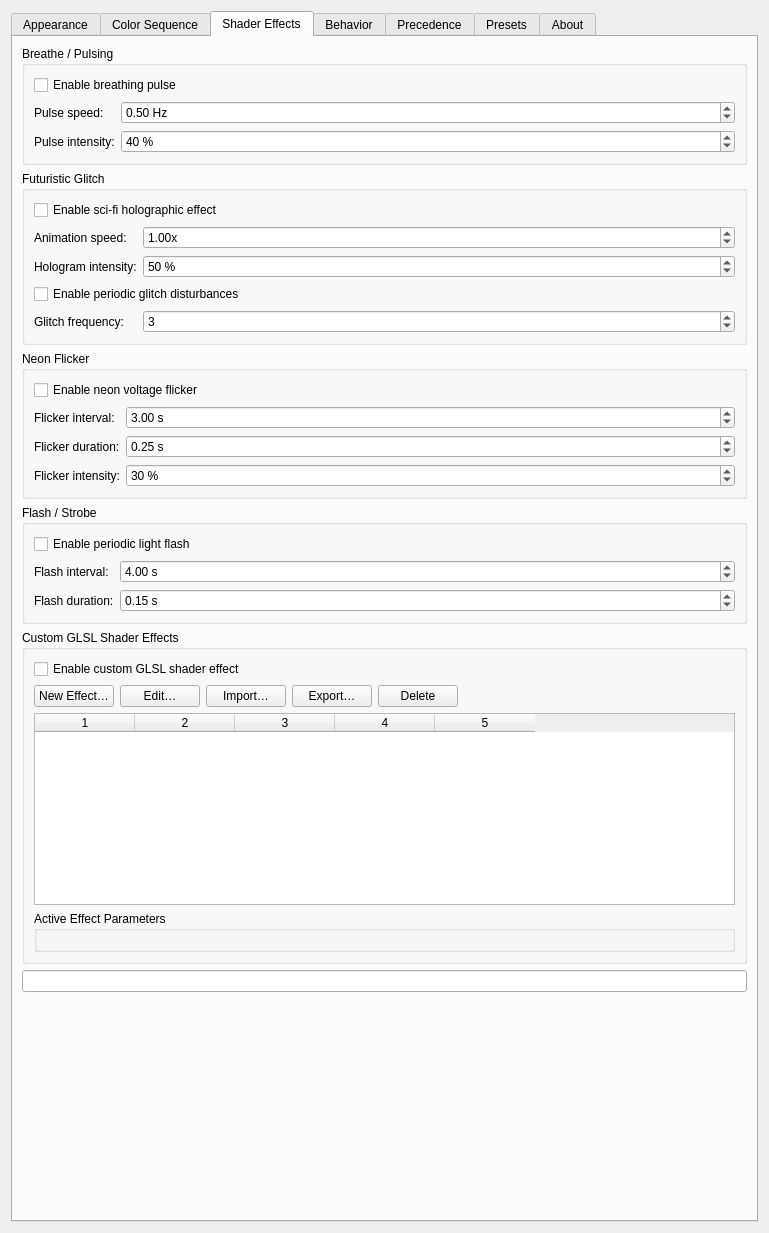
Qt form activewindowoutline_config.ui (gmalinowski/LeapK) before a commit.
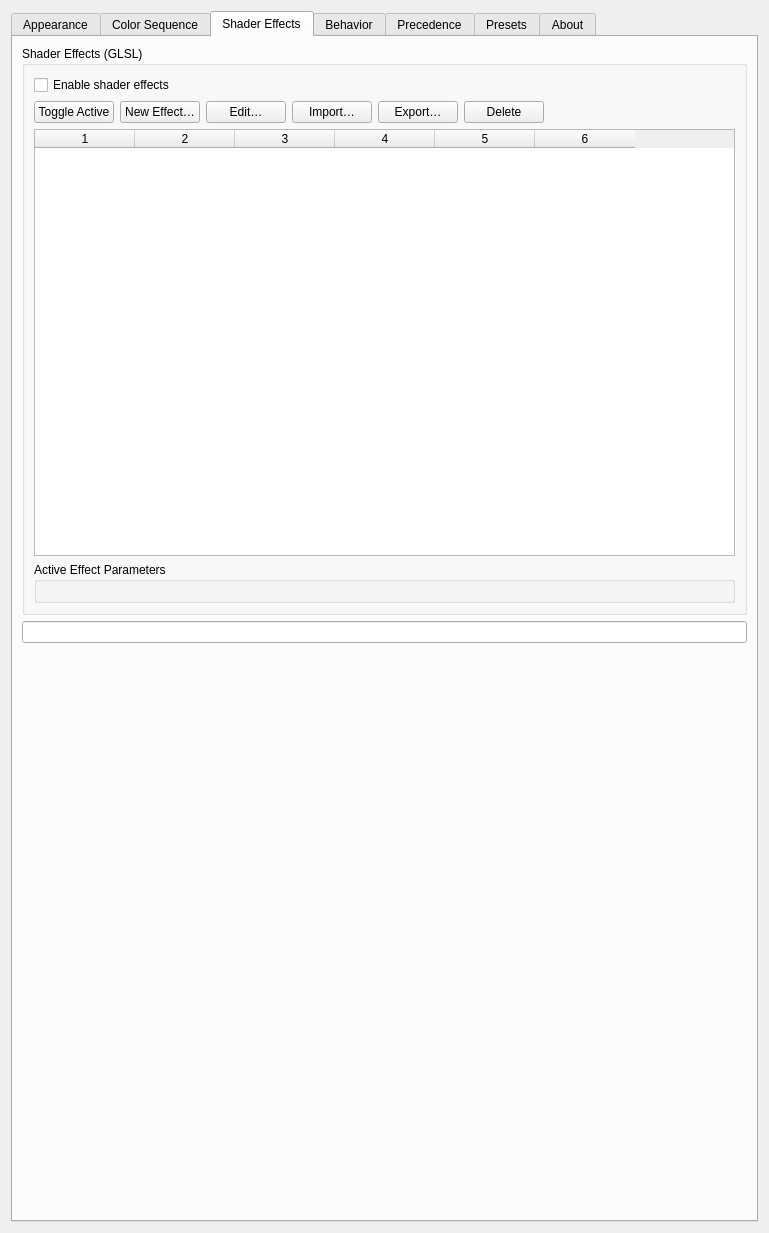
The same form after that commit. The open tabs and pages were chosen to show the change. Icons and pictures are not drawn. Custom widgets are drawn as their Qt base class.

Commit message: feat(shaders): unify built-in shaders into modular shader list with on/off status toggle

```diff
--- a/activewindowoutline_config.ui
+++ b/activewindowoutline_config.ui
@@ -798,344 +798,28 @@
       </attribute>
       <layout class="QVBoxLayout" name="verticalLayoutEffects">
 
-       <item>
-        <widget class="QGroupBox" name="groupBreathe">
-         <property name="title">
-          <string>Breathe / Pulsing</string>
-         </property>
-         <layout class="QFormLayout" name="formLayoutBreathe">
-          <item row="0" column="0" colspan="2">
-           <widget class="QCheckBox" name="kcfg_BreatheEnabled">
-            <property name="text">
-             <string>Enable breathing pulse</string>
-            </property>
-           </widget>
-          </item>
-          <item row="1" column="0">
-           <widget class="QLabel" name="label_breatheSpeed">
-            <property name="text">
-             <string>Pulse speed:</string>
-            </property>
-           </widget>
-          </item>
-          <item row="1" column="1">
-           <widget class="QDoubleSpinBox" name="kcfg_BreatheSpeed">
-            <property name="decimals">
-             <number>2</number>
-            </property>
-            <property name="minimum">
-             <double>0.01</double>
-            </property>
-            <property name="maximum">
-             <double>20.0</double>
-            </property>
-            <property name="singleStep">
-             <double>0.05</double>
-            </property>
-            <property name="value">
-             <double>0.5</double>
-            </property>
-            <property name="suffix">
-             <string> Hz</string>
-            </property>
-           </widget>
-          </item>
-          <item row="2" column="0">
-           <widget class="QLabel" name="label_breatheIntensity">
-            <property name="text">
-             <string>Pulse intensity:</string>
-            </property>
-           </widget>
-          </item>
-          <item row="2" column="1">
-           <widget class="QSpinBox" name="kcfg_BreatheIntensity">
-            <property name="minimum">
-             <number>10</number>
-            </property>
-            <property name="maximum">
-             <number>100</number>
-            </property>
-            <property name="value">
-             <number>40</number>
-            </property>
-            <property name="suffix">
-             <string> %</string>
-            </property>
-           </widget>
-          </item>
-         </layout>
-        </widget>
-       </item>
-
-       <item>
-        <widget class="QGroupBox" name="groupGlitch">
-         <property name="title">
-          <string>Futuristic Glitch</string>
-         </property>
-         <layout class="QFormLayout" name="formLayoutGlitch">
-          <item row="0" column="0" colspan="2">
-           <widget class="QCheckBox" name="kcfg_GlitchEnabled">
-            <property name="text">
-             <string>Enable sci-fi holographic effect</string>
-            </property>
-           </widget>
-          </item>
-          <item row="1" column="0">
-           <widget class="QLabel" name="label_glitchSpeed">
-            <property name="text">
-             <string>Animation speed:</string>
-            </property>
-           </widget>
-          </item>
-          <item row="1" column="1">
-           <widget class="QDoubleSpinBox" name="kcfg_GlitchSpeed">
-            <property name="minimum">
-             <double>0.1</double>
-            </property>
-            <property name="maximum">
-             <double>5.0</double>
-            </property>
-            <property name="singleStep">
-             <double>0.2</double>
-            </property>
-            <property name="value">
-             <double>1.0</double>
-            </property>
-            <property name="suffix">
-             <string>x</string>
-            </property>
-           </widget>
-          </item>
-          <item row="2" column="0">
-           <widget class="QLabel" name="label_glitchIntensity">
-            <property name="text">
-             <string>Hologram intensity:</string>
-            </property>
-           </widget>
-          </item>
-          <item row="2" column="1">
-           <widget class="QSpinBox" name="kcfg_GlitchIntensity">
-            <property name="minimum">
-             <number>10</number>
-            </property>
-            <property name="maximum">
-             <number>100</number>
-            </property>
-            <property name="value">
-             <number>50</number>
-            </property>
-            <property name="suffix">
-             <string> %</string>
-            </property>
-           </widget>
-          </item>
-          <item row="3" column="0" colspan="2">
-           <widget class="QCheckBox" name="kcfg_GlitchAnomalyEnabled">
-            <property name="text">
-             <string>Enable periodic glitch disturbances</string>
-            </property>
-           </widget>
-          </item>
-          <item row="4" column="0">
-           <widget class="QLabel" name="label_glitchFrequency">
-            <property name="text">
-             <string>Glitch frequency:</string>
-            </property>
-           </widget>
-          </item>
-          <item row="4" column="1">
-           <widget class="QSpinBox" name="kcfg_GlitchFrequency">
-            <property name="minimum">
-             <number>1</number>
-            </property>
-            <property name="maximum">
-             <number>10</number>
-            </property>
-            <property name="value">
-             <number>3</number>
-            </property>
-           </widget>
-          </item>
-         </layout>
-        </widget>
-       </item>
-
-       <item>
-        <widget class="QGroupBox" name="groupNeonFlicker">
-         <property name="title">
-          <string>Neon Flicker</string>
-         </property>
-         <layout class="QFormLayout" name="formLayoutNeon">
-          <item row="0" column="0" colspan="2">
-           <widget class="QCheckBox" name="kcfg_NeonFlickerEnabled">
-            <property name="text">
-             <string>Enable neon voltage flicker</string>
-            </property>
-           </widget>
-          </item>
-          <item row="1" column="0">
-           <widget class="QLabel" name="label_neonInterval">
-            <property name="text">
-             <string>Flicker interval:</string>
-            </property>
-           </widget>
-          </item>
-          <item row="1" column="1">
-           <widget class="QDoubleSpinBox" name="kcfg_NeonFlickerInterval">
-            <property name="minimum">
-             <double>0.5</double>
-            </property>
-            <property name="maximum">
-             <double>30.0</double>
-            </property>
-            <property name="singleStep">
-             <double>0.5</double>
-            </property>
-            <property name="value">
-             <double>3.0</double>
-            </property>
-            <property name="suffix">
-             <string> s</string>
-            </property>
-           </widget>
-          </item>
-          <item row="2" column="0">
-           <widget class="QLabel" name="label_neonDuration">
-            <property name="text">
-             <string>Flicker duration:</string>
-            </property>
-           </widget>
-          </item>
-          <item row="2" column="1">
-           <widget class="QDoubleSpinBox" name="kcfg_NeonFlickerDuration">
-            <property name="minimum">
-             <double>0.05</double>
-            </property>
-            <property name="maximum">
-             <double>2.0</double>
-            </property>
-            <property name="singleStep">
-             <double>0.05</double>
-            </property>
-            <property name="value">
-             <double>0.25</double>
-            </property>
-            <property name="suffix">
-             <string> s</string>
-            </property>
-           </widget>
-          </item>
-          <item row="3" column="0">
-           <widget class="QLabel" name="label_neonIntensity">
-            <property name="text">
-             <string>Flicker intensity:</string>
-            </property>
-           </widget>
-          </item>
-          <item row="3" column="1">
-           <widget class="QSpinBox" name="kcfg_NeonFlickerIntensity">
-            <property name="minimum">
-             <number>10</number>
-            </property>
-            <property name="maximum">
-             <number>100</number>
-            </property>
-            <property name="value">
-             <number>30</number>
-            </property>
-            <property name="suffix">
-             <string> %</string>
-            </property>
-           </widget>
-          </item>
-         </layout>
-        </widget>
-       </item>
-
-       <item>
-        <widget class="QGroupBox" name="groupFlash">
-         <property name="title">
-          <string>Flash / Strobe</string>
-         </property>
-         <layout class="QFormLayout" name="formLayoutFlash">
-          <item row="0" column="0" colspan="2">
-           <widget class="QCheckBox" name="kcfg_FlashEnabled">
-            <property name="text">
-             <string>Enable periodic light flash</string>
-            </property>
-           </widget>
-          </item>
-          <item row="1" column="0">
-           <widget class="QLabel" name="label_flashInterval">
-            <property name="text">
-             <string>Flash interval:</string>
-            </property>
-           </widget>
-          </item>
-          <item row="1" column="1">
-           <widget class="QDoubleSpinBox" name="kcfg_FlashInterval">
-            <property name="minimum">
-             <double>0.5</double>
-            </property>
-            <property name="maximum">
-             <double>20.0</double>
-            </property>
-            <property name="singleStep">
-             <double>0.5</double>
-            </property>
-            <property name="value">
-             <double>4.0</double>
-            </property>
-            <property name="suffix">
-             <string> s</string>
-            </property>
-           </widget>
-          </item>
-          <item row="2" column="0">
-           <widget class="QLabel" name="label_flashDuration">
-            <property name="text">
-             <string>Flash duration:</string>
-            </property>
-           </widget>
-          </item>
-          <item row="2" column="1">
-           <widget class="QDoubleSpinBox" name="kcfg_FlashDuration">
-            <property name="minimum">
-             <double>0.05</double>
-            </property>
-            <property name="maximum">
-             <double>1.0</double>
-            </property>
-            <property name="singleStep">
-             <double>0.05</double>
-            </property>
-            <property name="value">
-             <double>0.15</double>
-            </property>
-            <property name="suffix">
-             <string> s</string>
-            </property>
-           </widget>
-          </item>
-         </layout>
-        </widget>
-       </item>
-
        <item>
         <widget class="QGroupBox" name="groupCustomShaders">
          <property name="title">
-          <string>Custom GLSL Shader Effects</string>
+          <string>Shader Effects (GLSL)</string>
          </property>
          <layout class="QVBoxLayout" name="verticalLayoutCustomShaders">
           <item>
            <widget class="QCheckBox" name="kcfg_CustomShaderEnabled">
             <property name="text">
-             <string>Enable custom GLSL shader effect</string>
+             <string>Enable shader effects</string>
             </property>
            </widget>
           </item>
           <item>
            <layout class="QHBoxLayout" name="layoutShaderToolbar">
+            <item>
+             <widget class="QPushButton" name="btnToggleShader">
+              <property name="text">
+               <string>Toggle Active</string>
+              </property>
+             </widget>
+            </item>
             <item>
              <widget class="QPushButton" name="btnNewShader">
               <property name="text">
@@ -1191,7 +875,7 @@
             <property name="minimumSize">
              <size>
               <width>0</width>
-              <height>140</height>
+              <height>180</height>
              </size>
             </property>
             <property name="selectionMode">
@@ -1201,7 +885,7 @@
              <enum>QAbstractItemView::SelectRows</enum>
             </property>
             <property name="columnCount">
-             <number>5</number>
+             <number>6</number>
             </property>
            </widget>
           </item>
```
The commit also changes 4 other files.
